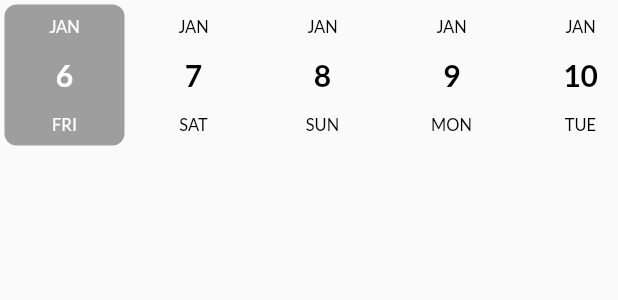
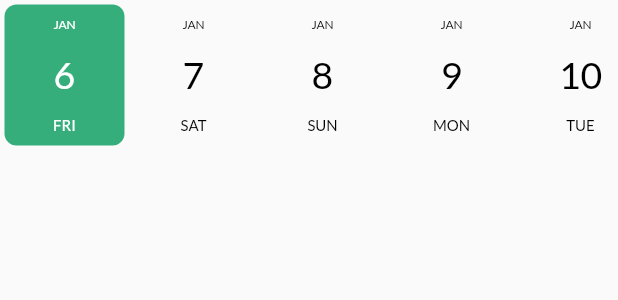
Before and after one commit to suhdanny/flutter_habitualize, a Flutter app: the HomeCalendar widget shown alone on an empty page, opened directly, on a phone screen of 412 x 824 dp. Shown: the top 300 px of the screen. Run offline on Flutter 3.47's test engine with Material 2 defaults, Android fonts, the phone set to English and light mode, and no system bars; drawn by our look-alikes of date_picker_timeline; our stand-ins replace cloud_firestore, firebase_auth, firebase_core, flutter_slidable, google_fonts, google_sign_in; missing offline and left inert: flutter_iconpicker, flutter_material_color_picker; accounts and stored records are empty.

Commit message:
Modify home calendar and home screen

```diff
--- a/lib/widgets/home_calendar.dart
+++ b/lib/widgets/home_calendar.dart
@@ -1,6 +1,7 @@
 import 'package:date_picker_timeline/date_picker_widget.dart';
 import 'package:flutter/gestures.dart';
 import 'package:flutter/material.dart';
+import 'package:google_fonts/google_fonts.dart';
 
 class HomeCalendar extends StatefulWidget {
   const HomeCalendar({super.key});
@@ -18,12 +19,26 @@ class _HomeCalendarState extends State<HomeCalendar> {
         height: 100,
         width: 80,
         initialSelectedDate: DateTime.now(),
-        selectionColor: Colors.grey,
+        selectionColor: Color.fromRGBO(54, 174, 124, 1),
         selectedTextColor: Colors.white,
-        dateTextStyle: TextStyle(
-          fontSize: 20,
-          fontWeight: FontWeight.w600,
-          color: Colors.black,
+        monthTextStyle: GoogleFonts.lato(
+            textStyle: TextStyle(
+                fontSize: 8,
+                fontWeight: FontWeight.normal,
+                color: Colors.black)),
+        dateTextStyle: GoogleFonts.lato(
+          textStyle: TextStyle(
+            fontSize: 25,
+            fontWeight: FontWeight.w400,
+            color: Colors.black,
+          ),
+        ),
+        dayTextStyle: GoogleFonts.lato(
+          textStyle: TextStyle(
+            fontSize: 10,
+            fontWeight: FontWeight.w500,
+            color: Colors.black,
+          ),
         ),
       ),
     );
```
Also changed, not shown: lib/screens/home_screen.dart (+11 -6 lines).
